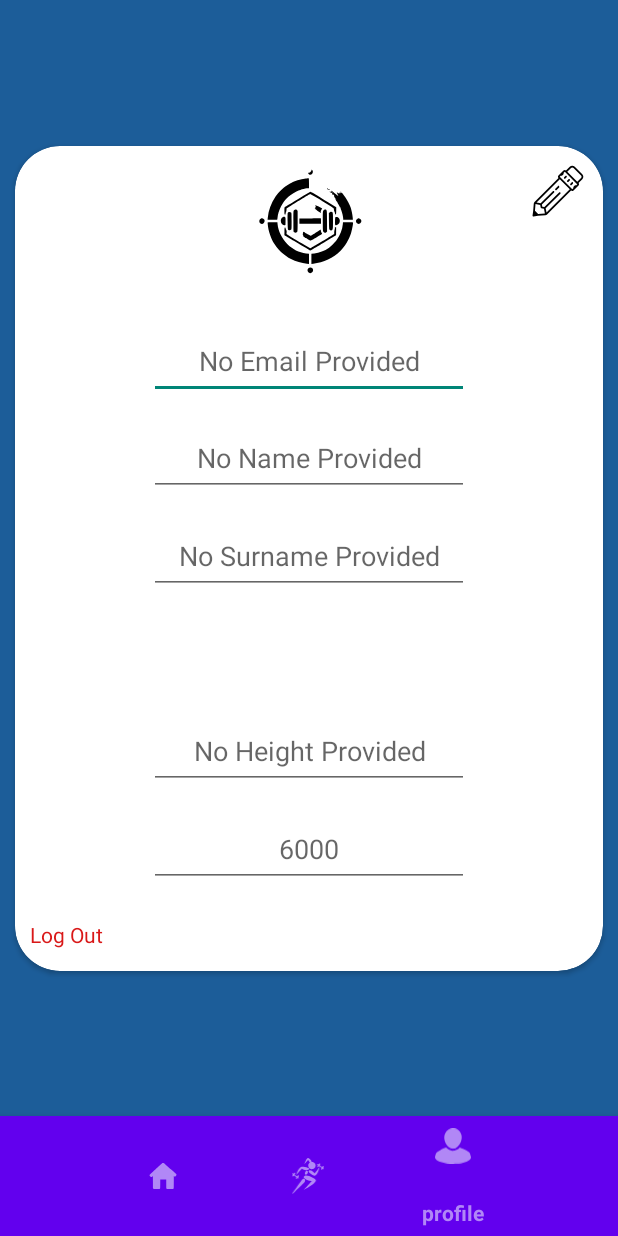
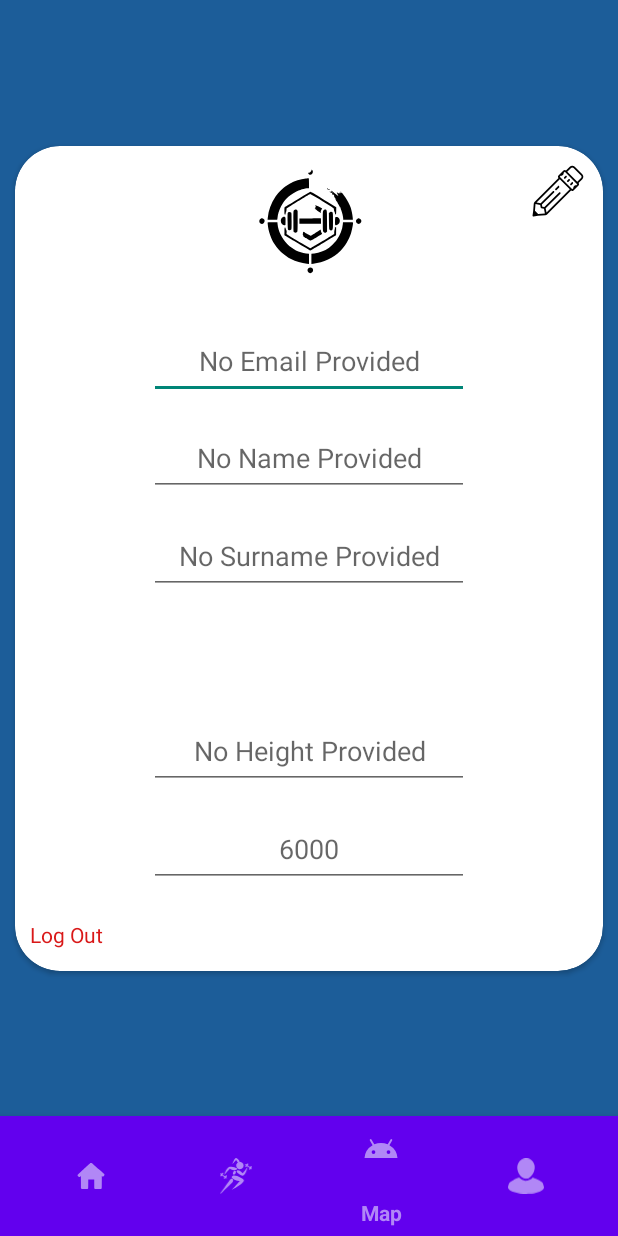
Before and after one commit to sewerynmik/fitnessApp, an Android app built with Jetpack Compose: the Profile screen opened directly, with no data from a screen before it, item 3 of the bottom bar chosen, on a phone screen of 412 x 824 dp. Run offline under Robolectric (Android 15) with nearby library versions, the phone set to English and light mode, and no system bars; our stand-ins replace CircleImageView; Roboto replaces fonts that are not available here; 1 statement that could not run was skipped.

Commit message:
mapka działa + centrowanie przyciskiem

```diff
--- a/app/build.gradle.kts
+++ b/app/build.gradle.kts
@@ -62,6 +62,7 @@ dependencies {
     implementation(libs.androidx.material3)
     implementation(libs.androidx.constraintlayout)
     implementation(libs.material)
+    implementation(libs.play.services.maps)
     testImplementation(libs.junit)
     androidTestImplementation(libs.androidx.junit)
     androidTestImplementation(libs.androidx.espresso.core)
@@ -80,5 +81,6 @@ dependencies {
     implementation(libs.circleimageview)
     implementation(libs.androidx.navigation.fragment.ktx)
     implementation(libs.androidx.navigation.ui.ktx)
+    implementation(libs.osmdroid.android)
 
 }
--- a/app/src/main/AndroidManifest.xml
+++ b/app/src/main/AndroidManifest.xml
@@ -6,6 +6,8 @@
     <uses-permission android:name="android.permission.WRITE_EXTERNAL_STORAGE" />
     <uses-permission android:name="android.permission.ACTIVITY_RECOGNITION"/>
     <uses-permission android:name="android.permission.INTERNET" />
+    <uses-permission android:name="android.permission.ACCESS_FINE_LOCATION" />
+    <uses-permission android:name="android.permission.ACCESS_COARSE_LOCATION" />
 
     <application
         android:allowBackup="true"
--- a/app/src/main/java/com/example/aplikacjafitness/BaseActivity.kt
+++ b/app/src/main/java/com/example/aplikacjafitness/BaseActivity.kt
@@ -8,7 +8,6 @@ import androidx.core.view.WindowCompat
 import androidx.core.view.WindowInsetsCompat
 import androidx.core.view.WindowInsetsControllerCompat
 import com.google.android.material.bottomnavigation.BottomNavigationView
-import java.io.Console
 
 open class BaseActivity : AppCompatActivity() {
     override fun onCreate(savedInstanceState: Bundle?) {
@@ -56,6 +55,13 @@ open class BaseActivity : AppCompatActivity() {
                     }
                     true
                 }
+                R.id.map -> {
+                    Log.i("BaseActivity", "Map item clicked")
+                    if (this !is MapActivity) {
+                        startActivity(Intent(this, MapActivity::class.java))
+                    }
+                    true
+                }
                 R.id.profile -> {
                     Log.i("BaseActivity", "Profile item clicked")
                     if (this !is Profile) {
--- a/app/src/main/res/menu/main_menu.xml
+++ b/app/src/main/res/menu/main_menu.xml
@@ -8,6 +8,10 @@
       android:title="@string/menuWorkout"
       android:icon="@drawable/workout"/>
 
+  <item android:id="@+id/map"
+    android:title="@string/menuMap"
+    android:icon="@drawable/testicon" />
+
   <item android:id="@+id/profile"
       android:title="@string/menuProfile"
       android:icon="@drawable/person"/>
--- a/app/src/main/res/values/strings.xml
+++ b/app/src/main/res/values/strings.xml
@@ -2,6 +2,6 @@
     <string name="app_name">FitnessApp</string>
     <string name="menuMain">Main</string>
     <string name="menuWorkout">Workout</string>
-    <string name="menuAap">Map</string>
+    <string name="menuMap">Map</string>
     <string name="menuProfile">profile</string>
 </resources>
--- a/gradle/libs.versions.toml
+++ b/gradle/libs.versions.toml
@@ -16,7 +16,9 @@ material = "1.12.0"
 firebaseDatabase = "21.0.0"
 mpandroidchart = "v3.1.0"
 navigationFragmentKtx = "2.8.4"
+osmdroidAndroid = "6.1.14"
 uiText = "1.7.5"
+playServicesMaps = "19.0.0"
 
 [libraries]
 accompanist-permissions = { module = "com.google.accompanist:accompanist-permissions", version.ref = "accompanistPermissions" }
@@ -43,6 +45,8 @@ androidx-constraintlayout = { group = "androidx.constraintlayout", name = "const
 material = { group = "com.google.android.material", name = "material", version.ref = "material" }
 firebase-database = { group = "com.google.firebase", name = "firebase-database", version.ref = "firebaseDatabase" }
 mpandroidchart = { module = "com.github.PhilJay:MPAndroidChart", version.ref = "mpandroidchart" }
+osmdroid-android = { module = "org.osmdroid:osmdroid-android", version.ref = "osmdroidAndroid" }
+play-services-maps = { group = "com.google.android.gms", name = "play-services-maps", version.ref = "playServicesMaps" }
 
 [plugins]
 android-application = { id = "com.android.application", version.ref = "agp" }
```
